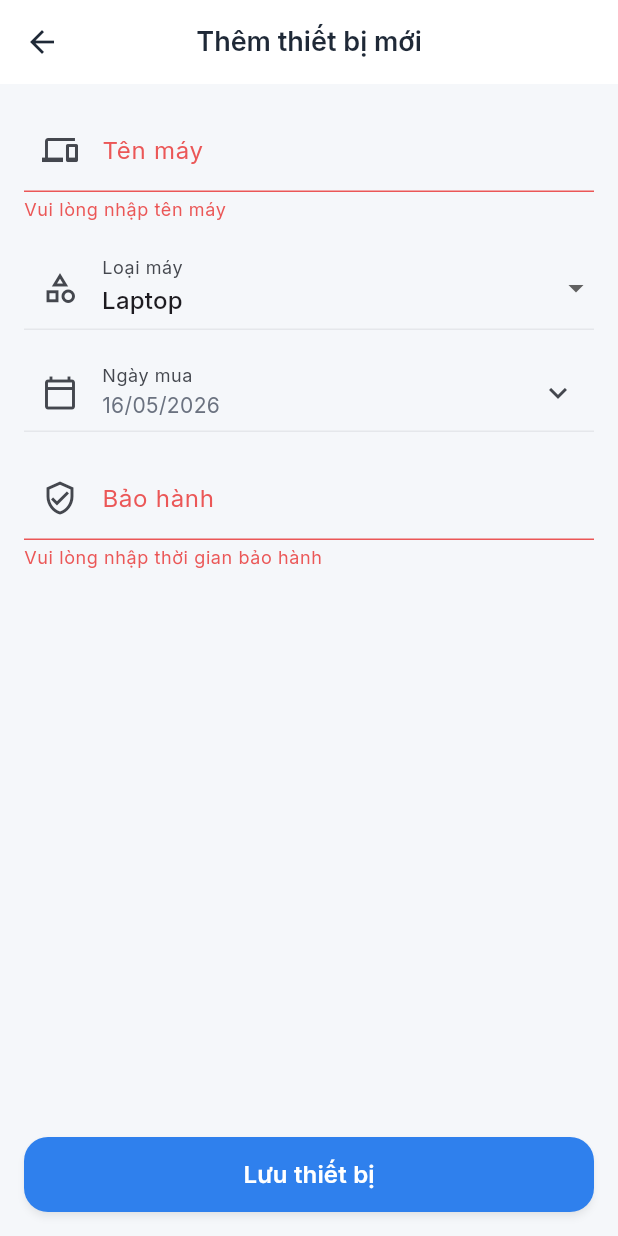
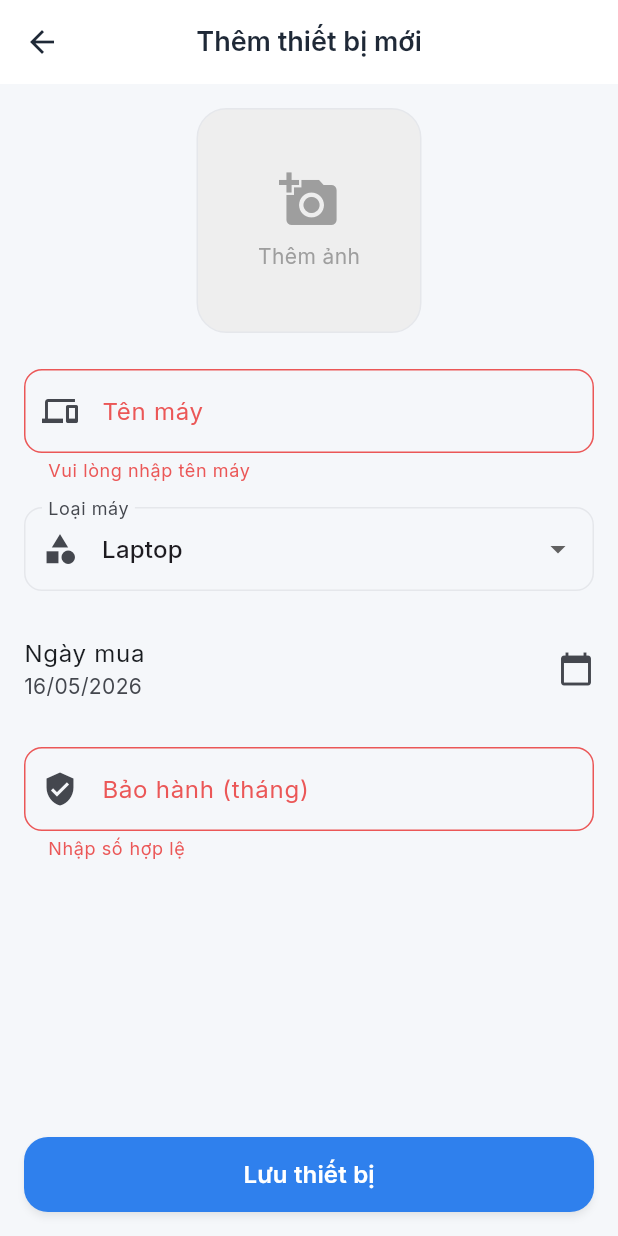
Before and after one commit to longdao2004/TotNghiep, a Flutter app: the AddDeviceScreen screen opened directly, after a tap on "Lưu thiết bị", on a phone screen of 412 x 824 dp. Run offline on Flutter 3.47's test engine with Material 3 defaults, Android fonts, the phone set to English and light mode, and no system bars; our stand-ins replace cloud_firestore, firebase_core, firebase_storage, flutter_riverpod, google_fonts, hive_flutter and 1 more; accounts and stored records are empty.

Commit message:
thêm ảnh ở thêm thiết bị

```diff
--- a/lib/data/models/device.dart
+++ b/lib/data/models/device.dart
@@ -1,30 +1,60 @@
-//Model thiết bị
-import 'package:hive/hive.dart';
-
-part 'device.g.dart';
-
-@HiveType(typeId: 0)
-class Device extends HiveObject {
-  @HiveField(0)
-  final String id;
-
-  @HiveField(1)
+class Device {
+  final String? id;
   final String name;
-
-  @HiveField(2)
   final String type;
-
-  @HiveField(3)
   final DateTime purchaseDate;
-
-  @HiveField(4)
   final int warrantyMonths;
+  final String? imageUrl;
 
   Device({
-    required this.id,
+    this.id,
     required this.name,
     required this.type,
     required this.purchaseDate,
     required this.warrantyMonths,
+    this.imageUrl,
   });
+
+  // Chuyển Object sang Map để lưu lên Firestore
+  Map<String, dynamic> toMap() {
+    return {
+      'name': name,
+      'type': type,
+      'purchaseDate': purchaseDate.toIso8601String(),
+      'warrantyMonths': warrantyMonths,
+      'imageUrl': imageUrl,
+    };
+  }
+
+  // Chuyển từ Map (Firestore) sang Object
+  factory Device.fromMap(Map<String, dynamic> map, String documentId) {
+    return Device(
+      id: documentId,
+      name: map['name'] ?? '',
+      type: map['type'] ?? '',
+      purchaseDate: map['purchaseDate'] != null
+          ? DateTime.parse(map['purchaseDate'])
+          : DateTime.now(),
+      warrantyMonths: map['warrantyMonths'] ?? 0,
+      imageUrl: map['imageUrl'],
+    );
+  }
+
+  Device copyWith({
+    String? id,
+    String? name,
+    String? type,
+    DateTime? purchaseDate,
+    int? warrantyMonths,
+    String? imageUrl,
+  }) {
+    return Device(
+      id: id ?? this.id,
+      name: name ?? this.name,
+      type: type ?? this.type,
+      purchaseDate: purchaseDate ?? this.purchaseDate,
+      warrantyMonths: warrantyMonths ?? this.warrantyMonths,
+      imageUrl: imageUrl ?? this.imageUrl,
+    );
+  }
 }
--- a/lib/features/devices/add_device_screen.dart
+++ b/lib/features/devices/add_device_screen.dart
@@ -1,12 +1,14 @@
+import 'dart:io';
 import 'package:flutter/material.dart';
 import 'package:flutter_riverpod/flutter_riverpod.dart';
+import 'package:image_picker/image_picker.dart';
 import 'package:intl/intl.dart';
 import 'package:uuid/uuid.dart';
 
 import '../../core/theme/app_theme.dart';
 import '../../core/widgets/custom_button.dart';
 import '../../data/models/device.dart';
-import 'device_list_screen.dart';
+import 'device_list_screen.dart'; // Để lấy firebaseServiceProvider
 
 class AddDeviceScreen extends ConsumerStatefulWidget {
   const AddDeviceScreen({super.key});
@@ -22,14 +24,10 @@ class _AddDeviceScreenState extends ConsumerState<AddDeviceScreen> {
 
   String selectedType = 'Laptop';
   DateTime selectedDate = DateTime.now();
+  File? _imageFile; // Biến lưu file ảnh đã chọn
   bool _isSaving = false;
 
-  final List<String> _deviceTypes = const [
-    'Laptop',
-    'Điện thoại',
-    'Tablet',
-    'Khác',
-  ];
+  final ImagePicker _picker = ImagePicker();
 
   @override
   void dispose() {
@@ -38,63 +36,105 @@ class _AddDeviceScreenState extends ConsumerState<AddDeviceScreen> {
     super.dispose();
   }
 
-  Future<void> _selectPurchaseDate() async {
-    final pickedDate = await showDatePicker(
+  /// Hàm chọn ảnh từ Gallery hoặc Camera
+  Future<void> _pickImage(ImageSource source) async {
+    try {
+      final pickedFile = await _picker.pickImage(
+        source: source,
+        maxWidth: 1000,
+        imageQuality: 85,
+      );
+      if (pickedFile != null) {
+        setState(() {
+          _imageFile = File(pickedFile.path);
+        });
+      }
+    } catch (e) {
+      debugPrint('Lỗi chọn ảnh: $e');
+    }
+  }
+
+  /// Hiển thị Dialog chọn nguồn ảnh
+  void _showPickImageDialog() {
+    showModalBottomSheet(
       context: context,
-      initialDate: selectedDate,
-      firstDate: DateTime(2000),
-      lastDate: DateTime.now(),
+      shape: const RoundedRectangleBorder(
+        borderRadius: BorderRadius.vertical(top: Radius.circular(20)),
+      ),
+      builder: (context) => SafeArea(
+        child: Wrap(
+          children: [
+            ListTile(
+              leading: const Icon(Icons.photo_library),
+              title: const Text('Chọn từ thư viện'),
+              onTap: () {
+                Navigator.pop(context);
+                _pickImage(ImageSource.gallery);
+              },
+            ),
+            ListTile(
+              leading: const Icon(Icons.camera_alt),
+              title: const Text('Chụp ảnh mới'),
+              onTap: () {
+                Navigator.pop(context);
+                _pickImage(ImageSource.camera);
+              },
+            ),
+          ],
+        ),
+      ),
     );
-
-    if (pickedDate == null || !mounted) return;
-
-    setState(() {
-      selectedDate = pickedDate;
-    });
   }
 
   Future<void> _saveDevice() async {
     if (!_formKey.currentState!.validate()) return;
 
-    setState(() {
-      _isSaving = true;
-    });
+    setState(() => _isSaving = true);
 
+    try {
+      String? imageUrl;
+      final firebaseService = ref.read(firebaseServiceProvider);
+
+      // 1. Nếu có chọn ảnh, upload lên Firebase Storage trước
+      if (_imageFile != null) {
+        imageUrl = await firebaseService.uploadImage(_imageFile!);
+      }
+
+      // 2. Tạo object Device kèm link ảnh
       final newDevice = Device(
-      id: const Uuid().v4(),
         name: nameController.text.trim(),
         type: selectedType,
         purchaseDate: selectedDate,
         warrantyMonths: int.parse(warrantyController.text.trim()),
+        imageUrl: imageUrl,
       );
 
-    try {
-      await ref.read(databaseServiceProvider).addDevice(newDevice);
-      ref.read(deviceListProvider.notifier).refresh();
+      // 3. Lưu thông tin vào Firestore
+      await firebaseService.addDevice(newDevice);
 
       if (!mounted) return;
-
       ScaffoldMessenger.of(context).showSnackBar(
-        const SnackBar(content: Text('Đã lưu thiết bị thành công')),
+        const SnackBar(content: Text('Đã lưu thiết bị thành công!')),
       );
       Navigator.pop(context);
+    } catch (e) {
+      if (!mounted) return;
+      ScaffoldMessenger.of(context).showSnackBar(
+        SnackBar(content: Text('Lỗi khi lưu: $e')),
+      );
     } finally {
-      if (mounted) {
-        setState(() {
-          _isSaving = false;
-        });
-      }
+      if (mounted) setState(() => _isSaving = false);
     }
   }
 
   @override
   Widget build(BuildContext context) {
-    final dateText = DateFormat('dd/MM/yyyy').format(selectedDate);
-
     return Scaffold(
       backgroundColor: AppColors.background,
       appBar: AppBar(
         title: const Text('Thêm thiết bị mới'),
+        backgroundColor: AppColors.surface,
+        elevation: 0,
       ),
       body: SingleChildScrollView(
         padding: const EdgeInsets.all(16),
@@ -103,88 +143,93 @@ class _AddDeviceScreenState extends ConsumerState<AddDeviceScreen> {
           child: Column(
             crossAxisAlignment: CrossAxisAlignment.stretch,
             children: [
+              // Widget chọn và xem trước ảnh
+              Center(
+                child: GestureDetector(
+                  onTap: _showPickImageDialog,
+                  child: Container(
+                    width: 150,
+                    height: 150,
+                    decoration: BoxDecoration(
+                      color: Colors.grey[200],
+                      borderRadius: BorderRadius.circular(20),
+                      border: Border.all(color: AppColors.border),
+                    ),
+                    child: _imageFile != null
+                        ? ClipRRect(
+                            borderRadius: BorderRadius.circular(20),
+                            child: Image.file(_imageFile!, fit: BoxFit.cover),
+                          )
+                        : const Column(
+                            mainAxisAlignment: MainAxisAlignment.center,
+                            children: [
+                              Icon(Icons.add_a_photo, size: 40, color: Colors.grey),
+                              SizedBox(height: 8),
+                              Text('Thêm ảnh', style: TextStyle(color: Colors.grey)),
+                            ],
+                          ),
+                  ),
+                ),
+              ),
+              const SizedBox(height: 24),
               TextFormField(
                 controller: nameController,
-                textInputAction: TextInputAction.next,
                 decoration: const InputDecoration(
                   labelText: 'Tên máy',
-                  hintText: 'Ví dụ: Acer Nitro 5 AN515-45',
                   prefixIcon: Icon(Icons.devices),
+                  border: OutlineInputBorder(borderRadius: BorderRadius.all(Radius.circular(12))),
                 ),
-                validator: (value) {
-                  if (value == null || value.trim().isEmpty) {
-                    return 'Vui lòng nhập tên máy';
-                  }
-                  return null;
-                },
+                validator: (v) => v!.isEmpty ? 'Vui lòng nhập tên máy' : null,
               ),
               const SizedBox(height: 16),
               DropdownButtonFormField<String>(
                 value: selectedType,
                 decoration: const InputDecoration(
                   labelText: 'Loại máy',
-                  prefixIcon: Icon(Icons.category_outlined),
+                  prefixIcon: Icon(Icons.category),
+                  border: OutlineInputBorder(borderRadius: BorderRadius.all(Radius.circular(12))),
                 ),
-                items: _deviceTypes
-                    .map(
-                      (type) => DropdownMenuItem<String>(
-                        value: type,
-                        child: Text(type),
-                      ),
-                    )
+                items: ['Laptop', 'Điện thoại', 'Tablet', 'Khác']
+                    .map((t) => DropdownMenuItem(value: t, child: Text(t)))
                     .toList(),
-                onChanged: (value) {
-                  if (value == null) return;
-                  setState(() {
-                    selectedType = value;
-                  });
-                },
+                onChanged: (v) => setState(() => selectedType = v!),
               ),
               const SizedBox(height: 16),
-              InkWell(
-                borderRadius: BorderRadius.circular(12),
-                onTap: _selectPurchaseDate,
-                child: InputDecorator(
-                  decoration: const InputDecoration(
-                    labelText: 'Ngày mua',
-                    prefixIcon: Icon(Icons.calendar_today_outlined),
-                    suffixIcon: Icon(Icons.expand_more),
-                  ),
-                  child: Text(dateText),
-                ),
+              ListTile(
+                contentPadding: EdgeInsets.zero,
+                title: const Text('Ngày mua'),
+                subtitle: Text(DateFormat('dd/MM/yyyy').format(selectedDate)),
+                trailing: const Icon(Icons.calendar_today),
+                onTap: () async {
+                  final date = await showDatePicker(
+                    context: context,
+                    initialDate: selectedDate,
+                    firstDate: DateTime(2000),
+                    lastDate: DateTime.now(),
+                  );
+                  if (date != null) setState(() => selectedDate = date);
+                },
               ),
               const SizedBox(height: 16),
               TextFormField(
                 controller: warrantyController,
                 keyboardType: TextInputType.number,
-                textInputAction: TextInputAction.done,
                 decoration: const InputDecoration(
-                  labelText: 'Bảo hành',
-                  hintText: 'Số tháng bảo hành',
-                  prefixIcon: Icon(Icons.verified_user_outlined),
-                  suffixText: 'tháng',
+                  labelText: 'Bảo hành (tháng)',
+                  prefixIcon: Icon(Icons.verified_user),
+                  border: OutlineInputBorder(borderRadius: BorderRadius.all(Radius.circular(12))),
                 ),
-                validator: (value) {
-                  final text = value?.trim() ?? '';
-                  final warrantyMonths = int.tryParse(text);
-
-                  if (text.isEmpty) {
-                    return 'Vui lòng nhập thời gian bảo hành';
-                  }
-                  if (warrantyMonths == null || warrantyMonths < 0) {
-                    return 'Vui lòng nhập số hợp lệ';
-                  }
-                  return null;
-                },
+                validator: (v) => int.tryParse(v!) == null ? 'Nhập số hợp lệ' : null,
               ),
+              const SizedBox(height: 32),
             ],
           ),
         ),
       ),
-      bottomNavigationBar: SafeArea(
-        minimum: const EdgeInsets.fromLTRB(16, 8, 16, 16),
+      bottomNavigationBar: Padding(
+        padding: const EdgeInsets.all(16.0),
         child: PrimaryButton(
-          text: _isSaving ? 'Đang lưu...' : 'Lưu thiết bị',
+          text: _isSaving ? 'Đang xử lý...' : 'Lưu thiết bị',
           onPressed: _isSaving ? null : _saveDevice,
         ),
       ),
--- a/pubspec.yaml
+++ b/pubspec.yaml
@@ -43,6 +43,8 @@ dependencies:
   cupertino_icons: ^1.0.8
   firebase_core: ^4.9.0
   cloud_firestore: ^6.4.1
+  image_picker: ^1.2.2
+  firebase_storage: ^13.4.1
 
 dev_dependencies:
   flutter_test:
```
Also changed, not shown: lib/data/models/repair_history.dart (+24 -20 lines), lib/data/remote/firebase_service.dart (added, +91 -0 lines), lib/features/devices/device_list_screen.dart (+23 -84 lines), lib/main.dart (+5 -14 lines), lib/data/models/device.g.dart (deleted), lib/data/models/repair_history.g.dart (deleted), pubspec.lock, 5 other files. Lines whose indentation alone changed are shown as unchanged.
